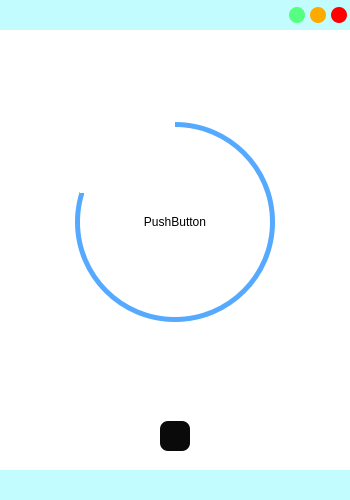
This is PomordorUI/src/Timer/Timer.ui in kiseop91/Pomordor as Qt 5 draws it before an edit. The edited form follows.
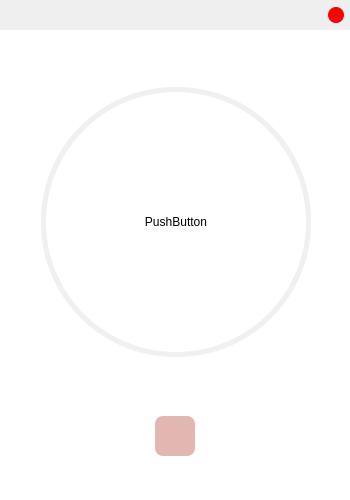
This is the edited form. Icons and pictures are not drawn.

The edit to the form file:
```diff
--- a/PomordorUI/src/Timer/Timer.ui
+++ b/PomordorUI/src/Timer/Timer.ui
@@ -56,7 +56,7 @@
       </size>
      </property>
      <property name="styleSheet">
-      <string notr="true">background-color: rgb(194, 252, 255);</string>
+      <string notr="true">background-color: rgb(235, 206	, 203);</string>
      </property>
      <property name="frameShape">
       <enum>QFrame::NoFrame</enum>
@@ -66,41 +66,17 @@
      </property>
      <layout class="QHBoxLayout" name="horizontalLayout_2">
       <property name="spacing">
-       <number>0</number>
-      </property>
-      <property name="leftMargin">
-       <number>0</number>
-      </property>
-      <property name="topMargin">
-       <number>0</number>
-      </property>
-      <property name="rightMargin">
-       <number>0</number>
-      </property>
-      <property name="bottomMargin">
-       <number>0</number>
-      </property>
-      <item>
-       <widget class="QFrame" name="frame_4">
-        <property name="frameShape">
-         <enum>QFrame::NoFrame</enum>
-        </property>
-        <property name="frameShadow">
-         <enum>QFrame::Plain</enum>
-        </property>
-        <layout class="QHBoxLayout" name="horizontalLayout">
-         <property name="spacing">
-          <number>5</number>
-         </property>
-         <property name="leftMargin">
-          <number>0</number>
-         </property>
-         <property name="topMargin">
-          <number>0</number>
-         </property>
-         <property name="rightMargin">
           <number>3</number>
          </property>
+      <property name="leftMargin">
+       <number>0</number>
+      </property>
+      <property name="topMargin">
+       <number>0</number>
+      </property>
+      <property name="rightMargin">
+       <number>6</number>
+      </property>
          <property name="bottomMargin">
           <number>0</number>
          </property>
@@ -111,71 +87,12 @@
            </property>
            <property name="sizeHint" stdset="0">
             <size>
-             <width>160</width>
+          <width>322</width>
              <height>20</height>
             </size>
            </property>
           </spacer>
          </item>
-         <item>
-          <widget class="QPushButton" name="Btn_minimaize">
-           <property name="sizePolicy">
-            <sizepolicy hsizetype="Expanding" vsizetype="Expanding">
-             <horstretch>0</horstretch>
-             <verstretch>0</verstretch>
-            </sizepolicy>
-           </property>
-           <property name="maximumSize">
-            <size>
-             <width>16</width>
-             <height>16</height>
-            </size>
-           </property>
-           <property name="styleSheet">
-            <string notr="true">QPushButton{
-	border: none;
-	border-radius: 8px;
-	background-color:rgb(85,255,127);
-}
-QPushButton:hover{
-	background-color:rgba(85,255,127,150);
-}</string>
-           </property>
-           <property name="text">
-            <string/>
-           </property>
-          </widget>
-         </item>
-         <item>
-          <widget class="QPushButton" name="Btn_maximaize">
-           <property name="sizePolicy">
-            <sizepolicy hsizetype="Expanding" vsizetype="Expanding">
-             <horstretch>0</horstretch>
-             <verstretch>0</verstretch>
-            </sizepolicy>
-           </property>
-           <property name="maximumSize">
-            <size>
-             <width>16</width>
-             <height>16</height>
-            </size>
-           </property>
-           <property name="styleSheet">
-            <string notr="true">QPushButton{
-	border: none;
-	border-radius: 8px;
-	background-color:rgb(255,170,0);
-}
-QPushButton:hover
-{
-	background-color:rgba(255,170,0,150);
-}</string>
-           </property>
-           <property name="text">
-            <string/>
-           </property>
-          </widget>
-         </item>
          <item>
           <widget class="QPushButton" name="Btn_close">
            <property name="sizePolicy">
@@ -209,9 +126,6 @@
         </layout>
        </widget>
       </item>
-     </layout>
-    </widget>
-   </item>
    <item>
     <widget class="QFrame" name="frame_2">
      <property name="styleSheet">
@@ -232,22 +146,15 @@
         <property name="frameShadow">
          <enum>QFrame::Plain</enum>
         </property>
-        <layout class="QHBoxLayout" name="horizontalLayout_4">
-         <item>
-          <spacer name="horizontalSpacer_4">
-           <property name="orientation">
-            <enum>Qt::Horizontal</enum>
-           </property>
-           <property name="sizeHint" stdset="0">
-            <size>
-             <width>43</width>
-             <height>20</height>
-            </size>
-           </property>
-          </spacer>
-         </item>
-         <item>
           <widget class="QWidget" name="CircularProgress" native="true">
+         <property name="geometry">
+          <rect>
+           <x>32</x>
+           <y>48</y>
+           <width>270</width>
+           <height>270</height>
+          </rect>
+         </property>
            <property name="sizePolicy">
             <sizepolicy hsizetype="Fixed" vsizetype="Fixed">
              <horstretch>0</horstretch>
@@ -256,14 +163,14 @@
            </property>
            <property name="minimumSize">
             <size>
-             <width>200</width>
-             <height>200</height>
+           <width>270</width>
+           <height>270</height>
             </size>
            </property>
            <property name="styleSheet">
             <string notr="true">QWidget{
-   border-radius: 100px;
-   background-color: qconicalgradient(cx:0.5, cy:0.5, angle:90, stop:0.200 rgba(255, 255, 255, 0), stop:0.201 rgba(85, 170, 255, 255));
+   border-radius: 135px;
+   background-color: qconicalgradient(cx:0.5, cy:0.5, angle:90, stop:0.999 rgba(255, 255, 255, 0), stop:0.9991 rgba(227, 183, 177, 255));
 }</string>
            </property>
            <widget class="QPushButton" name="pushButton_2">
@@ -271,8 +178,8 @@
              <rect>
               <x>5</x>
               <y>5</y>
-              <width>190</width>
-              <height>190</height>
+            <width>260</width>
+            <height>260</height>
              </rect>
             </property>
             <property name="sizePolicy">
@@ -290,7 +197,7 @@
             <property name="styleSheet">
              <string notr="true">QPushButton{
 	border:none;
-	border-radius:95px;
+	border-radius:130px;
 	background-color: rgb(255, 255, 255);
 }</string>
             </property>
@@ -299,21 +206,36 @@
             </property>
            </widget>
           </widget>
-         </item>
-         <item>
-          <spacer name="horizontalSpacer_5">
-           <property name="orientation">
-            <enum>Qt::Horizontal</enum>
-           </property>
-           <property name="sizeHint" stdset="0">
+        <widget class="QWidget" name="CircularProgress_2" native="true">
+         <property name="geometry">
+          <rect>
+           <x>32</x>
+           <y>48</y>
+           <width>270</width>
+           <height>270</height>
+          </rect>
+         </property>
+         <property name="sizePolicy">
+          <sizepolicy hsizetype="Fixed" vsizetype="Fixed">
+           <horstretch>0</horstretch>
+           <verstretch>0</verstretch>
+          </sizepolicy>
+         </property>
+         <property name="minimumSize">
             <size>
-             <width>41</width>
-             <height>20</height>
-            </size>
-           </property>
-          </spacer>
-         </item>
-        </layout>
+           <width>270</width>
+           <height>270</height>
+          </size>
+         </property>
+         <property name="styleSheet">
+          <string notr="true">QWidget{
+   border-radius: 134px;
+   background-color: qconicalgradient(cx:0.5, cy:0.5, angle:90, stop:0.0 rgba(255, 255, 255, 0), stop:0.0 rgba(240, 240, 240, 255));
+}</string>
+         </property>
+        </widget>
+        <zorder>CircularProgress_2</zorder>
+        <zorder>CircularProgress</zorder>
        </widget>
       </item>
       <item>
@@ -331,6 +253,21 @@
          <enum>QFrame::Plain</enum>
         </property>
         <layout class="QHBoxLayout" name="horizontalLayout_3">
+         <property name="spacing">
+          <number>20</number>
+         </property>
+         <property name="leftMargin">
+          <number>0</number>
+         </property>
+         <property name="topMargin">
+          <number>0</number>
+         </property>
+         <property name="rightMargin">
+          <number>0</number>
+         </property>
+         <property name="bottomMargin">
+          <number>0</number>
+         </property>
          <item>
           <spacer name="horizontalSpacer_2">
            <property name="orientation">
@@ -352,27 +289,33 @@
              <verstretch>0</verstretch>
             </sizepolicy>
            </property>
+           <property name="minimumSize">
+            <size>
+             <width>40</width>
+             <height>40</height>
+            </size>
+           </property>
            <property name="maximumSize">
             <size>
-             <width>30</width>
-             <height>30</height>
+             <width>40</width>
+             <height>40</height>
             </size>
            </property>
            <property name="styleSheet">
             <string notr="true">QPushButton{
 	Border:none;
 	border-radius:8px;
-	background-color: rgb(10, 10, 10);
+	background-color: rgb(227, 183, 177);
 }
 QPushButton:Hover{
-	background-color: rgba(10, 10, 10, 150);
+	background-color: rgba(227, 183, 177, 150);
 }</string>
            </property>
            <property name="text">
             <string/>
            </property>
            <property name="icon">
-            <iconset resource="files.qrc">
+            <iconset resource="../../assets/files.qrc">
              <normaloff>:/16x16/icons/16x16/cil-caret-right.png</normaloff>:/16x16/icons/16x16/cil-caret-right.png</iconset>
            </property>
           </widget>
@@ -405,10 +348,7 @@
       </size>
      </property>
      <property name="styleSheet">
-      <string notr="true">QFrame{
-	
-	background-color: rgb(194, 252, 255);
-}</string>
+      <string notr="true">background-color: rgb(255, 255, 255);</string>
      </property>
      <property name="frameShape">
       <enum>QFrame::NoFrame</enum>
```
Left out of the diff: 2 changed lines with no effect on the pictures. Lines whose indentation alone changed are shown as unchanged.
